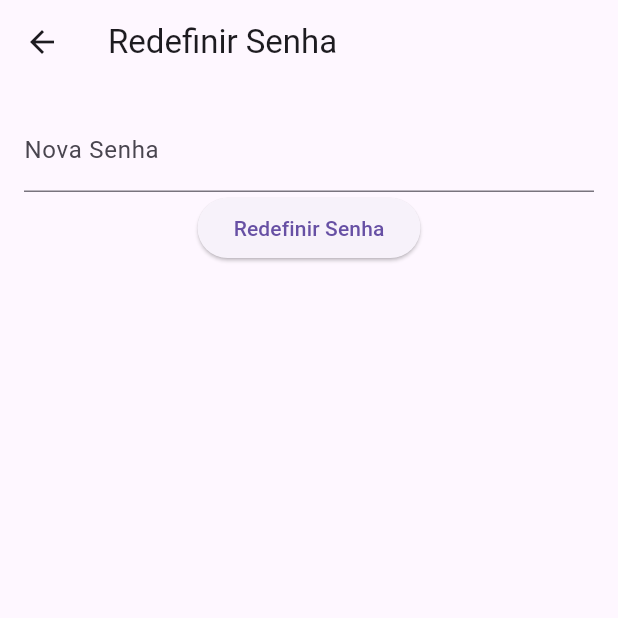
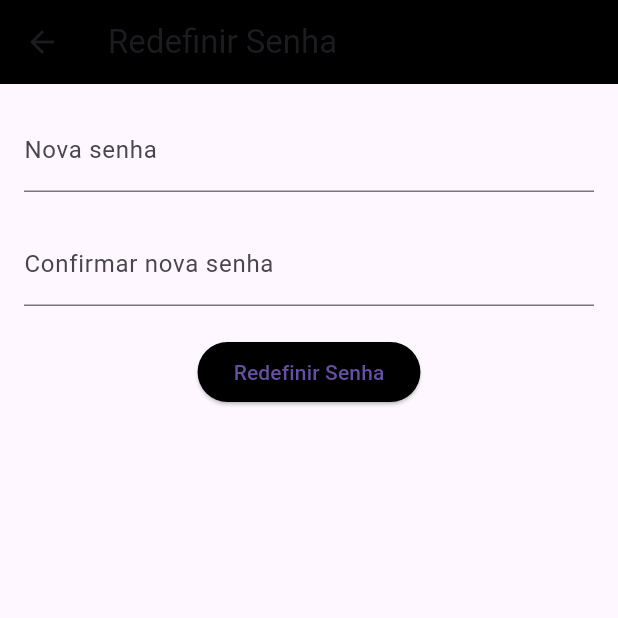
Before and after one commit to MarcilioFreiitas/App-horadoconto-frontend-usuario, a Flutter app: the ResetPasswordPage screen opened directly with empty values, after a tap on "Redefinir Senha", on a phone screen of 412 x 824 dp, the top half of it. Run offline on Flutter 3.47's test engine with Material 3 defaults, Android fonts, the phone set to English and light mode, and no system bars; our stand-ins replace flutter_local_notifications, flutter_secure_storage, timezone, uni_links; missing offline and left inert: jwt_decode; accounts and stored records are empty; network calls fail.

```diff
--- a/lib/service/auth_service_login.dart
+++ b/lib/service/auth_service_login.dart
@@ -10,7 +10,7 @@ import '../models/usuario.dart';
 
 void login(String email, String password, BuildContext context) async {
   final response = await http.post(
-    Uri.parse('http://10.0.0.101:8080/auth/login'),
+    Uri.parse('http://10.0.0.104:8080/auth/login'),
     headers: <String, String>{
       'Content-Type': 'application/json; charset=UTF-8',
     },
@@ -92,7 +92,7 @@ void showErrorMessage(BuildContext context, String message) {
 
 Future<List<Livro>> getLivros(String token) async {
   final response = await http.get(
-    Uri.parse('http://10.0.0.101:8080/livros/listar'),
+    Uri.parse('http://10.0.0.104:8080/livros/listar'),
     headers: <String, String>{
       'Content-Type': 'application/json; charset=UTF-8',
       'Authorization': 'Bearer ' + token,
--- a/lib/service/auth_service_sigunp.dart
+++ b/lib/service/auth_service_sigunp.dart
@@ -5,7 +5,7 @@ void signup(String name, String lastName, String email, String password,
     String cpf) async {
   try {
     final response = await http.post(
-      Uri.parse('http://10.0.0.101:8080/auth/register'),
+      Uri.parse('http://10.0.0.104:8080/auth/register'),
       headers: <String, String>{
         'Content-Type': 'application/json; charset=UTF-8',
       },
--- a/lib/views/detalhes_emprestimo.dart
+++ b/lib/views/detalhes_emprestimo.dart
@@ -18,7 +18,7 @@ Future<void> criarEmprestimo(String usuarioId, String livroId,
   }
 
   var url =
-      'http://10.0.0.101:8080/emprestimo/criarEmprestimo'; // Substitua pela URL da sua API
+      'http://10.0.0.104:8080/emprestimo/criarEmprestimo'; // Substitua pela URL da sua API
 
   var response = await http.post(
     Uri.parse(url),
@@ -58,7 +58,7 @@ class _DetalhesEmprestimoState extends State<DetalhesEmprestimo> {
 
   Future<void> fetchLivro() async {
     final response = await http.get(
-        Uri.parse('http://10.0.0.101:8080/livros/buscar/${widget.livroId}'));
+        Uri.parse('http://10.0.0.104:8080/livros/buscar/${widget.livroId}'));
     if (response.statusCode == 200) {
       final Map<String, dynamic> data = jsonDecode(response.body);
       print(
@@ -93,7 +93,7 @@ class _DetalhesEmprestimoState extends State<DetalhesEmprestimo> {
                 Expanded(
                   flex: 1,
                   child: Image.network(
-                    'http://10.0.0.101:8080${livro!.imagem_capa}', // Use a propriedade 'imagem_capa' do seu modelo 'Livro'
+                    'http://10.0.0.104:8080${livro!.imagem_capa}', // Use a propriedade 'imagem_capa' do seu modelo 'Livro'
                     width: 300, // Ajuste a largura da imagem conforme desejado
                     height: 300, // Ajuste a altura da imagem conforme desejado
                     loadingBuilder: (context, child, loadingProgress) {
--- a/lib/views/editar_perfil.dart
+++ b/lib/views/editar_perfil.dart
@@ -48,7 +48,7 @@ class _EditarPerfilScreenState extends State<EditarPerfilScreen> {
 
       final response = await http.patch(
         Uri.parse(
-            'http://10.0.0.101:8080/usuarios/alterar/${widget.userInfo['id']}'),
+            'http://10.0.0.104:8080/usuarios/alterar/${widget.userInfo['id']}'),
         headers: <String, String>{
           'Content-Type': 'application/json; charset=UTF-8',
         },
--- a/lib/views/redefinir_senha.dart
+++ b/lib/views/redefinir_senha.dart
@@ -4,27 +4,50 @@ import 'dart:convert';
 
 class ResetPasswordPage extends StatelessWidget {
   final TextEditingController _passwordController = TextEditingController();
+  final TextEditingController _confirmPasswordController =
+      TextEditingController();
   final String token;
 
   ResetPasswordPage({required this.token});
 
   @override
   Widget build(BuildContext context) {
+    print("Token recebido na página de redefinição: $token");
     return Scaffold(
-      appBar: AppBar(title: Text("Redefinir Senha")),
+      appBar: AppBar(
+        title: Text("Redefinir Senha"),
+        backgroundColor: Colors.black,
+      ),
       body: Padding(
         padding: const EdgeInsets.all(16.0),
         child: Column(
           children: [
             TextField(
               controller: _passwordController,
-              decoration: InputDecoration(labelText: "Nova Senha"),
+              decoration: InputDecoration(labelText: "Nova senha"),
               obscureText: true,
             ),
+            SizedBox(height: 20), // Espaçamento entre os campos de input
+            TextField(
+              controller: _confirmPasswordController,
+              decoration: InputDecoration(labelText: "Confirmar nova senha"),
+              obscureText: true,
+            ),
+            SizedBox(
+                height:
+                    20), // Espaçamento entre o último campo de input e o botão
             ElevatedButton(
               onPressed: () {
-                _resetPassword(context, _passwordController.text);
+                if (_passwordController.text ==
+                    _confirmPasswordController.text) {
+                  _resetPassword(context, _passwordController.text);
+                } else {
+                  ScaffoldMessenger.of(context).showSnackBar(
+                    SnackBar(content: Text('As senhas não correspondem.')),
+                  );
+                }
               },
+              style: ElevatedButton.styleFrom(primary: Colors.black),
               child: Text("Redefinir Senha"),
             ),
           ],
@@ -35,7 +58,7 @@ class ResetPasswordPage extends StatelessWidget {
 
   void _resetPassword(BuildContext context, String password) async {
     final response = await http.post(
-      Uri.parse('http://10.0.0.101:8080/password/save'),
+      Uri.parse('http://10.0.0.104:8080/password/save'),
       headers: {'Content-Type': 'application/json'},
       body: jsonEncode({'token': token, 'password': password}),
     );
@@ -44,6 +67,8 @@ class ResetPasswordPage extends StatelessWidget {
       ScaffoldMessenger.of(context).showSnackBar(
         SnackBar(content: Text('Senha redefinida com sucesso!')),
       );
+      // Redirecionar para a tela de login
+      Navigator.pushReplacementNamed(context, '/login');
     } else {
       ScaffoldMessenger.of(context).showSnackBar(
         SnackBar(content: Text('Erro ao redefinir a senha. Tente novamente.')),
--- a/lib/views/renovar_emprestimo.dart
+++ b/lib/views/renovar_emprestimo.dart
@@ -43,7 +43,7 @@ class _RenovarEmprestimoDialogState extends State<RenovarEmprestimoDialog> {
     try {
       final response = await http.put(
         Uri.parse(
-            'http://10.0.0.101:8080/emprestimo/renovarEmprestimo/${widget.emprestimoId}'),
+            'http://10.0.0.104:8080/emprestimo/renovarEmprestimo/${widget.emprestimoId}'),
         headers: {'Content-Type': 'application/json'},
         body: jsonEncode({'dataDevolucao': selectedDate.toIso8601String()}),
       );
--- a/lib/views/tela_inicial.dart
+++ b/lib/views/tela_inicial.dart
@@ -19,7 +19,7 @@ class TelaInicial extends StatefulWidget {
 
 class _TelaInicialState extends State<TelaInicial> {
   String servidor =
-      'http://10.0.0.101:8080'; // Adicione a URL base do seu servidor aqui
+      'http://10.0.0.104:8080'; // Adicione a URL base do seu servidor aqui
   List<Livro> livrosExibidos = [];
   ScrollController _scrollController = ScrollController();
   bool isFiltered = false;
--- a/pubspec.yaml
+++ b/pubspec.yaml
@@ -40,6 +40,8 @@ dependencies:
   shared_preferences: ^2.0.8
   jwt_decode: ^0.3.1
   uni_links: ^0.5.1
+  flutter_local_notifications: ^9.0.0
+  timezone: ^0.8.0
 
 dev_dependencies:
   flutter_test:
```
Also changed, not shown: lib/main.dart (+45 -8 lines), lib/views/esqueceu_senha.dart (+13 -2 lines), lib/views/gerenciar_emprestimo.dart (+77 -2 lines), pubspec.lock, 4 other files.
